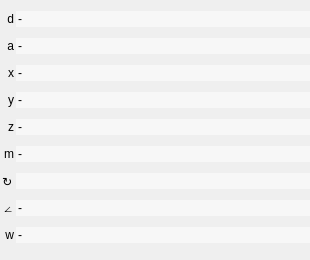
First picture: the form in src/ui/qgsadvanceddigitizingfloaterbase.ui, repository qgis/QGIS, before the edit.
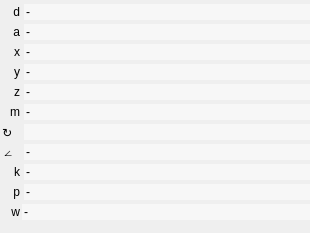
Second picture: the form after the edit.

Commit message: Add area and total length/perimeter floater values

Diff of the .ui file:
```diff
--- a/src/ui/qgsadvanceddigitizingfloaterbase.ui
+++ b/src/ui/qgsadvanceddigitizingfloaterbase.ui
@@ -7,7 +7,7 @@
     <x>0</x>
     <y>0</y>
     <width>310</width>
-    <height>260</height>
+    <height>233</height>
    </rect>
   </property>
   <property name="palette">
@@ -72,7 +72,7 @@
    <property name="verticalSpacing">
     <number>0</number>
    </property>
-   <item row="6" column="1">
+   <item row="6" column="0" colspan="2">
     <widget class="QLabel" name="mZLabel">
      <property name="text">
       <string>z</string>
@@ -82,62 +82,56 @@
      </property>
     </widget>
    </item>
-   <item row="7" column="1">
-    <widget class="QLabel" name="mMLabel">
+   <item row="8" column="0" colspan="2">
+    <widget class="QLabel" name="mBearingLabel">
      <property name="text">
-      <string>m</string>
+      <string>↻</string>
+     </property>
+    </widget>
+   </item>
+   <item row="6" column="3">
+    <widget class="QLineEdit" name="mZLineEdit">
+     <property name="sizeIncrement">
+      <size>
+       <width>40</width>
+       <height>0</height>
+      </size>
+     </property>
+     <property name="text">
+      <string>-</string>
+     </property>
+     <property name="frame">
+      <bool>false</bool>
+     </property>
+    </widget>
+   </item>
+   <item row="10" column="0">
+    <widget class="QLabel" name="mAreaMeasurementTypeLabel">
+     <property name="text">
+      <string/>
      </property>
      <property name="alignment">
-      <set>Qt::AlignRight|Qt::AlignTrailing|Qt::AlignVCenter</set>
+      <set>Qt::AlignmentFlag::AlignRight|Qt::AlignmentFlag::AlignTrailing|Qt::AlignmentFlag::AlignVCenter</set>
      </property>
     </widget>
    </item>
-   <item row="5" column="1">
+   <item row="11" column="3">
+    <widget class="QLineEdit" name="mTotalLengthLineEdit">
+     <property name="text">
+      <string>-</string>
+     </property>
+     <property name="frame">
+      <bool>false</bool>
+     </property>
+    </widget>
+   </item>
+   <item row="5" column="0" colspan="2">
     <widget class="QLabel" name="mYLabel">
      <property name="text">
       <string>y</string>
      </property>
      <property name="alignment">
-      <set>Qt::AlignRight|Qt::AlignTrailing|Qt::AlignVCenter</set>
-     </property>
-    </widget>
-   </item>
-   <item row="4" column="1">
-    <widget class="QLabel" name="mXLabel">
-     <property name="text">
-      <string>x</string>
-     </property>
-     <property name="alignment">
-      <set>Qt::AlignRight|Qt::AlignTrailing|Qt::AlignVCenter</set>
-     </property>
-    </widget>
-   </item>
-   <item row="5" column="3">
-    <widget class="QLineEdit" name="mYLineEdit">
-     <property name="minimumSize">
-      <size>
-       <width>40</width>
-       <height>0</height>
-      </size>
-     </property>
-     <property name="toolTip">
-      <string/>
-     </property>
-     <property name="text">
-      <string>-</string>
-     </property>
-     <property name="frame">
-      <bool>false</bool>
-     </property>
-    </widget>
-   </item>
-   <item row="3" column="1">
-    <widget class="QLabel" name="mAngleLabel">
-     <property name="text">
-      <string>a</string>
-     </property>
-     <property name="alignment">
-      <set>Qt::AlignRight|Qt::AlignTrailing|Qt::AlignVCenter</set>
+      <set>Qt::AlignmentFlag::AlignRight|Qt::AlignmentFlag::AlignTrailing|Qt::AlignmentFlag::AlignVCenter</set>
      </property>
     </widget>
    </item>
@@ -157,55 +151,20 @@
      </property>
     </widget>
    </item>
-   <item row="6" column="3">
-    <widget class="QLineEdit" name="mZLineEdit">
-     <property name="sizeIncrement">
-      <size>
-       <width>40</width>
-       <height>0</height>
-      </size>
-     </property>
-     <property name="text">
-      <string>-</string>
-     </property>
-     <property name="frame">
-      <bool>false</bool>
-     </property>
-    </widget>
-   </item>
-   <item row="3" column="3">
-    <widget class="QLineEdit" name="mAngleLineEdit">
-     <property name="minimumSize">
-      <size>
-       <width>40</width>
-       <height>0</height>
-      </size>
-     </property>
-     <property name="toolTip">
-      <string/>
-     </property>
-     <property name="text">
-      <string>-</string>
-     </property>
-     <property name="frame">
-      <bool>false</bool>
-     </property>
-    </widget>
-   </item>
-   <item row="9" column="1">
-    <widget class="QLabel" name="mCommonAngleSnappingLabel">
-     <property name="text">
-      <string>∠</string>
-     </property>
-    </widget>
-   </item>
-   <item row="2" column="1">
+   <item row="2" column="0" colspan="2">
     <widget class="QLabel" name="mDistanceLabel">
      <property name="text">
       <string>d</string>
      </property>
      <property name="alignment">
-      <set>Qt::AlignRight|Qt::AlignTrailing|Qt::AlignVCenter</set>
+      <set>Qt::AlignmentFlag::AlignRight|Qt::AlignmentFlag::AlignTrailing|Qt::AlignmentFlag::AlignVCenter</set>
+     </property>
+    </widget>
+   </item>
+   <item row="9" column="0" colspan="2">
+    <widget class="QLabel" name="mCommonAngleSnappingLabel">
+     <property name="text">
+      <string>∠</string>
      </property>
     </widget>
    </item>
@@ -225,6 +184,82 @@
      </property>
     </widget>
    </item>
+   <item row="3" column="0" colspan="2">
+    <widget class="QLabel" name="mAngleLabel">
+     <property name="text">
+      <string>a</string>
+     </property>
+     <property name="alignment">
+      <set>Qt::AlignmentFlag::AlignRight|Qt::AlignmentFlag::AlignTrailing|Qt::AlignmentFlag::AlignVCenter</set>
+     </property>
+    </widget>
+   </item>
+   <item row="10" column="3">
+    <widget class="QLineEdit" name="mTotalAreaLineEdit">
+     <property name="text">
+      <string>-</string>
+     </property>
+     <property name="frame">
+      <bool>false</bool>
+     </property>
+    </widget>
+   </item>
+   <item row="3" column="3">
+    <widget class="QLineEdit" name="mAngleLineEdit">
+     <property name="minimumSize">
+      <size>
+       <width>40</width>
+       <height>0</height>
+      </size>
+     </property>
+     <property name="toolTip">
+      <string/>
+     </property>
+     <property name="text">
+      <string>-</string>
+     </property>
+     <property name="frame">
+      <bool>false</bool>
+     </property>
+    </widget>
+   </item>
+   <item row="10" column="1">
+    <widget class="QLabel" name="mAreaLabel">
+     <property name="text">
+      <string>k</string>
+     </property>
+     <property name="alignment">
+      <set>Qt::AlignmentFlag::AlignRight|Qt::AlignmentFlag::AlignTrailing|Qt::AlignmentFlag::AlignVCenter</set>
+     </property>
+    </widget>
+   </item>
+   <item row="7" column="0" colspan="2">
+    <widget class="QLabel" name="mMLabel">
+     <property name="text">
+      <string>m</string>
+     </property>
+     <property name="alignment">
+      <set>Qt::AlignmentFlag::AlignRight|Qt::AlignmentFlag::AlignTrailing|Qt::AlignmentFlag::AlignVCenter</set>
+     </property>
+    </widget>
+   </item>
+   <item row="8" column="3">
+    <widget class="QLineEdit" name="mBearingLineEdit">
+     <property name="frame">
+      <bool>false</bool>
+     </property>
+    </widget>
+   </item>
+   <item row="11" column="0">
+    <widget class="QLabel" name="mLengthMeasurementTypeLabel">
+     <property name="text">
+      <string/>
+     </property>
+     <property name="alignment">
+      <set>Qt::AlignmentFlag::AlignRight|Qt::AlignmentFlag::AlignTrailing|Qt::AlignmentFlag::AlignVCenter</set>
+     </property>
+    </widget>
+   </item>
    <item row="4" column="3">
     <widget class="QLineEdit" name="mXLineEdit">
      <property name="minimumSize">
@@ -244,6 +279,26 @@
      </property>
     </widget>
    </item>
+   <item row="11" column="1">
+    <widget class="QLabel" name="mTotalLengthLabel">
+     <property name="text">
+      <string>p</string>
+     </property>
+     <property name="alignment">
+      <set>Qt::AlignmentFlag::AlignRight|Qt::AlignmentFlag::AlignTrailing|Qt::AlignmentFlag::AlignVCenter</set>
+     </property>
+    </widget>
+   </item>
+   <item row="4" column="0" colspan="2">
+    <widget class="QLabel" name="mXLabel">
+     <property name="text">
+      <string>x</string>
+     </property>
+     <property name="alignment">
+      <set>Qt::AlignmentFlag::AlignRight|Qt::AlignmentFlag::AlignTrailing|Qt::AlignmentFlag::AlignVCenter</set>
+     </property>
+    </widget>
+   </item>
    <item row="9" column="3">
     <widget class="QLineEdit" name="mCommonAngleSnappingLineEdit">
      <property name="text">
@@ -254,21 +309,26 @@
      </property>
     </widget>
    </item>
-   <item row="8" column="1">
-    <widget class="QLabel" name="mBearingLabel">
+   <item row="5" column="3">
+    <widget class="QLineEdit" name="mYLineEdit">
+     <property name="minimumSize">
+      <size>
+       <width>40</width>
+       <height>0</height>
+      </size>
+     </property>
+     <property name="toolTip">
+      <string/>
+     </property>
      <property name="text">
-      <string>↻</string>
+      <string>-</string>
      </property>
-    </widget>
-   </item>
-   <item row="8" column="3">
-    <widget class="QLineEdit" name="mBearingLineEdit">
      <property name="frame">
       <bool>false</bool>
      </property>
     </widget>
    </item>
-   <item row="10" column="1">
+   <item row="12" column="1">
     <widget class="QLabel" name="mWeightLabel">
      <property name="text">
       <string>w</string>
@@ -278,7 +338,7 @@
      </property>
     </widget>
    </item>
-   <item row="10" column="3">
+   <item row="12" column="2" colspan="2">
     <widget class="QLineEdit" name="mWeightLineEdit">
      <property name="sizeIncrement">
       <size>
```
Left out of the diff: 21 changed lines with no effect on the pictures. The commit also changes 20 other files.
